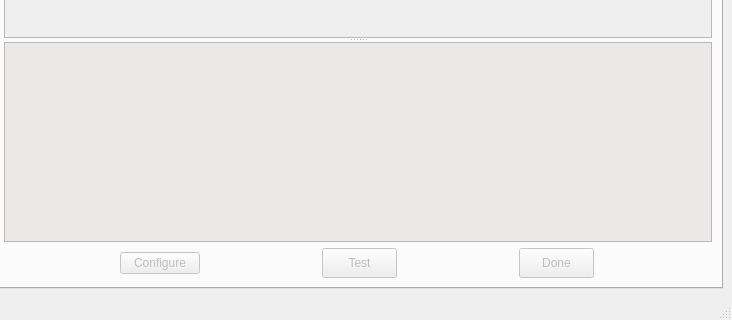
First picture: the form in FEniCSBloodSim/fenics_blood_sim.ui, repository carmenalonsomontes/FEniCS-Medical-Simulation, before the edit; both pictures show x 424 to 1156 and y 515 to 835 of the 1156 by 835 pixel window.
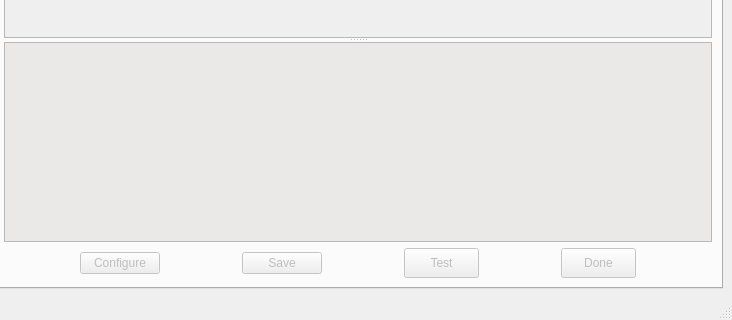
Second picture: the form after the edit. Icons and pictures are not drawn. Custom widgets are drawn as their Qt base class.

Commit message: Added Fenics editor options + Configuration based on user selection templates + Possibility to modify the content and to save it to a file + Opening the project we can get again the results in the editor

```diff
--- a/FEniCSBloodSim/fenics_blood_sim.ui
+++ b/FEniCSBloodSim/fenics_blood_sim.ui
@@ -1617,6 +1617,30 @@
                <property name="text">
                 <string>Configure</string>
                </property>
+               <property name="icon">
+                <iconset resource="fenics_blood_sim.qrc">
+                 <normaloff>:/menu/GUI_Module/images/menu/setting_tools.png</normaloff>:/menu/GUI_Module/images/menu/setting_tools.png</iconset>
+               </property>
+              </widget>
+             </item>
+             <item>
+              <widget class="QPushButton" name="fenicsSaveButton">
+               <property name="enabled">
+                <bool>false</bool>
+               </property>
+               <property name="sizePolicy">
+                <sizepolicy hsizetype="Fixed" vsizetype="Fixed">
+                 <horstretch>0</horstretch>
+                 <verstretch>0</verstretch>
+                </sizepolicy>
+               </property>
+               <property name="text">
+                <string>Save</string>
+               </property>
+               <property name="icon">
+                <iconset resource="fenics_blood_sim.qrc">
+                 <normaloff>:/menu/GUI_Module/images/menu/disk.png</normaloff>:/menu/GUI_Module/images/menu/disk.png</iconset>
+               </property>
               </widget>
              </item>
              <item>
```
Left out of the diff: 32 changed lines with no effect on the pictures. The commit also changes 13 other files.
